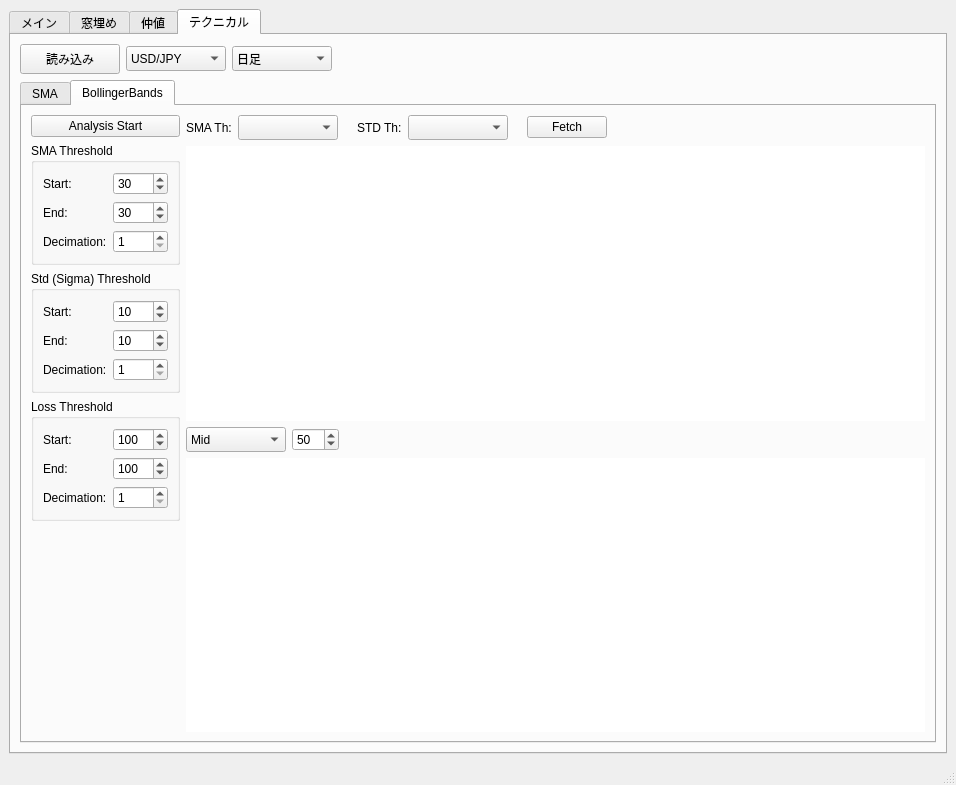
The window that trade_monitor/trade_monitor/gui_monitor.ui (takkin-takilog/namake-trader) describes before a commit, drawn with Qt 5.
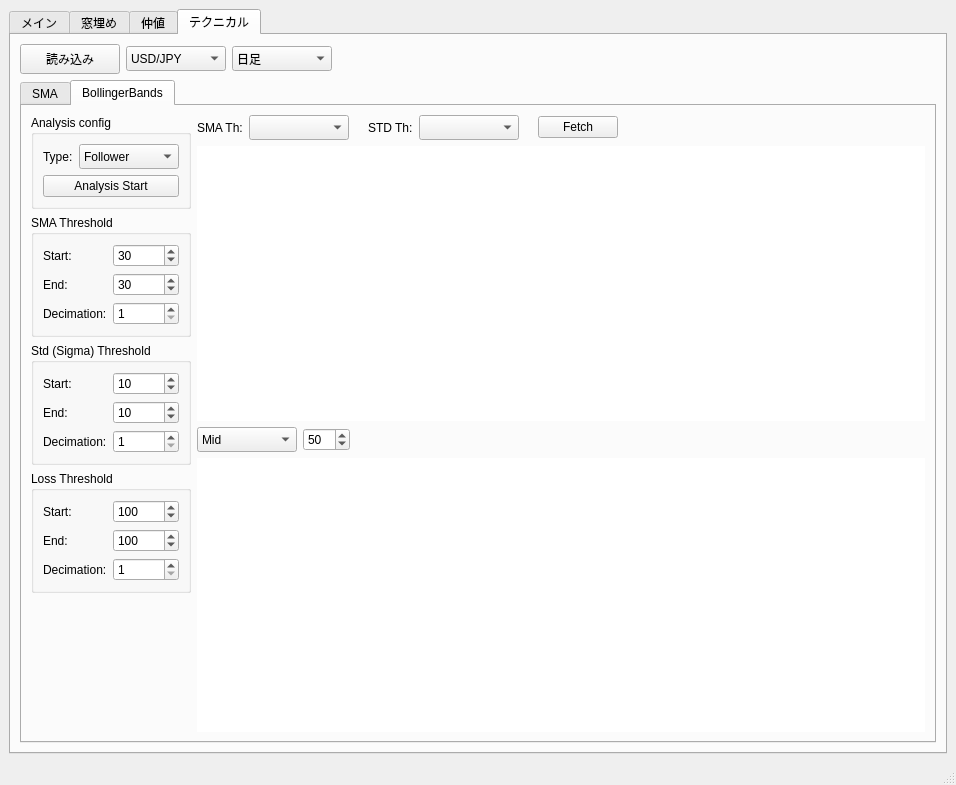
The same window after the commit.

The edit to the form file:
```diff
--- a/trade_monitor/trade_monitor/gui_monitor.ui
+++ b/trade_monitor/trade_monitor/gui_monitor.ui
@@ -628,20 +628,73 @@
              <attribute name="title">
               <string>BollingerBands</string>
              </attribute>
-             <layout class="QHBoxLayout" name="horizontalLayout_11">
+             <layout class="QHBoxLayout" name="horizontalLayout_12">
               <item>
                <layout class="QVBoxLayout" name="verticalLayout_5">
                 <item>
-                 <widget class="QPushButton" name="pushButton_TechBb_backtest_start">
+                 <widget class="QGroupBox" name="groupBox_9">
                   <property name="sizePolicy">
-                   <sizepolicy hsizetype="Preferred" vsizetype="Preferred">
+                   <sizepolicy hsizetype="Preferred" vsizetype="Maximum">
                     <horstretch>0</horstretch>
                     <verstretch>0</verstretch>
                    </sizepolicy>
                   </property>
-                  <property name="text">
-                   <string>Analysis Start</string>
+                  <property name="title">
+                   <string>Analysis config</string>
                   </property>
+                  <layout class="QVBoxLayout" name="verticalLayout_7">
+                   <item>
+                    <layout class="QHBoxLayout" name="horizontalLayout_11">
+                     <item>
+                      <widget class="QLabel" name="label_23">
+                       <property name="sizePolicy">
+                        <sizepolicy hsizetype="Maximum" vsizetype="Preferred">
+                         <horstretch>0</horstretch>
+                         <verstretch>0</verstretch>
+                        </sizepolicy>
+                       </property>
+                       <property name="text">
+                        <string>Type:</string>
+                       </property>
+                      </widget>
+                     </item>
+                     <item>
+                      <widget class="QComboBox" name="comboBox_TechBb_AnalyTyp">
+                       <property name="sizePolicy">
+                        <sizepolicy hsizetype="Fixed" vsizetype="Fixed">
+                         <horstretch>0</horstretch>
+                         <verstretch>0</verstretch>
+                        </sizepolicy>
+                       </property>
+                       <property name="minimumSize">
+                        <size>
+                         <width>100</width>
+                         <height>25</height>
+                        </size>
+                       </property>
+                       <item>
+                        <property name="text">
+                         <string>Follower</string>
+                        </property>
+                       </item>
+                      </widget>
+                     </item>
+                    </layout>
+                   </item>
+                   <item>
+                    <widget class="QPushButton" name="pushButton_TechBb_backtest_start">
+                     <property name="sizePolicy">
+                      <sizepolicy hsizetype="Preferred" vsizetype="Preferred">
+                       <horstretch>0</horstretch>
+                       <verstretch>0</verstretch>
+                      </sizepolicy>
+                     </property>
+                     <property name="text">
+                      <string>Analysis Start</string>
+                     </property>
+                    </widget>
+                   </item>
+                  </layout>
                  </widget>
                 </item>
                 <item>
```
